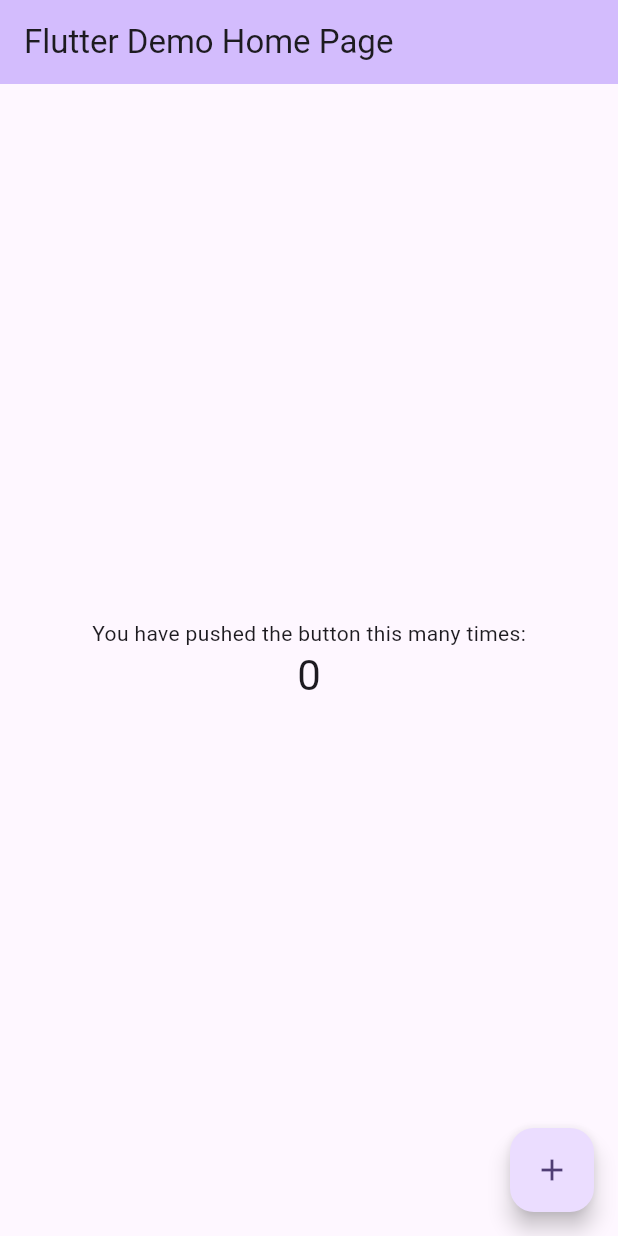
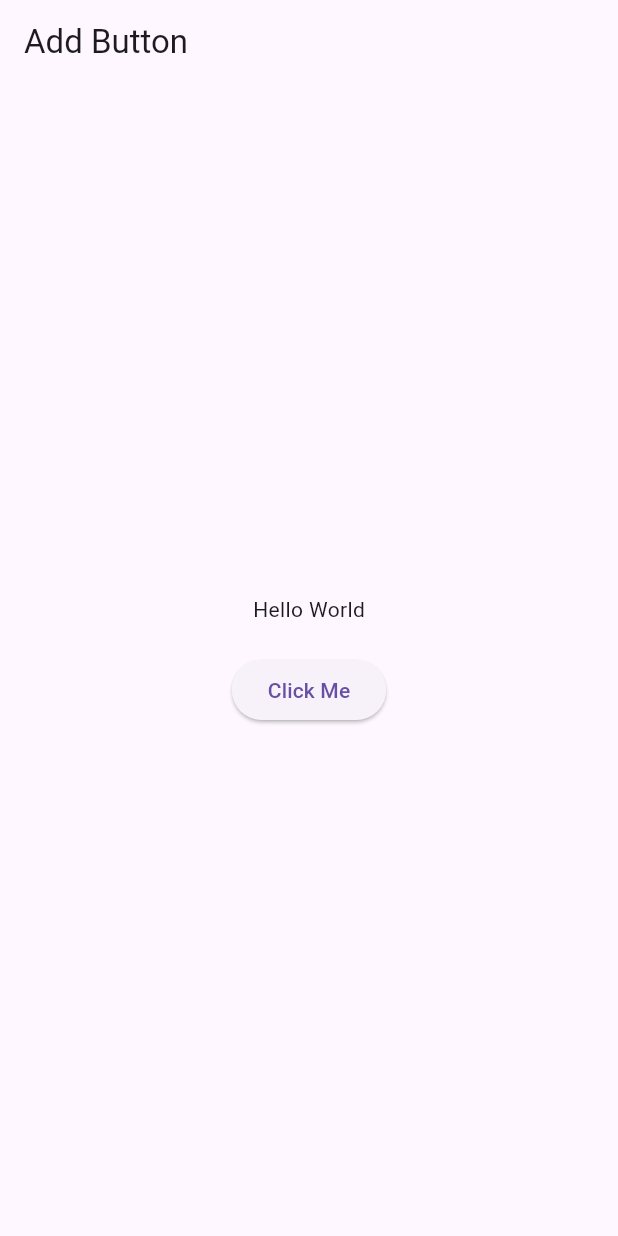
Before and after one commit to fearentaurellia/codelab, a Flutter app: the screen it shows after launch, on a phone screen of 412 x 824 dp. Run offline on Flutter 3.47's test engine with Material 3 defaults, Android fonts, the phone set to English and light mode, and no system bars.

Commit message:
add a button

```diff
--- a/lib/main.dart
+++ b/lib/main.dart
@@ -7,116 +7,48 @@ void main() {
 class MyApp extends StatelessWidget {
   const MyApp({super.key});
 
-  // This widget is the root of your application.
   @override
   Widget build(BuildContext context) {
-    return MaterialApp(
-      title: 'Flutter Demo',
-      theme: ThemeData(
-        // This is the theme of your application.
-        //
-        // TRY THIS: Try running your application with "flutter run". You'll see
-        // the application has a purple toolbar. Then, without quitting the app,
-        // try changing the seedColor in the colorScheme below to Colors.green
-        // and then invoke "hot reload" (save your changes or press the "hot
-        // reload" button in a Flutter-supported IDE, or press "r" if you used
-        // the command line to start the app).
-        //
-        // Notice that the counter didn't reset back to zero; the application
-        // state is not lost during the reload. To reset the state, use hot
-        // restart instead.
-        //
-        // This works for code too, not just values: Most code changes can be
-        // tested with just a hot reload.
-        colorScheme: .fromSeed(seedColor: Colors.deepPurple),
-      ),
-      home: const MyHomePage(title: 'Flutter Demo Home Page'),
+    return const MaterialApp(
+      home: MyHomePage(),
+      debugShowCheckedModeBanner: false,
     );
   }
 }
 
 class MyHomePage extends StatefulWidget {
-  const MyHomePage({super.key, required this.title});
-
-  // This widget is the home page of your application. It is stateful, meaning
-  // that it has a State object (defined below) that contains fields that affect
-  // how it looks.
-
-  // This class is the configuration for the state. It holds the values (in this
-  // case the title) provided by the parent (in this case the App widget) and
-  // used by the build method of the State. Fields in a Widget subclass are
-  // always marked "final".
-
-  final String title;
+  const MyHomePage({super.key});
 
   @override
   State<MyHomePage> createState() => _MyHomePageState();
 }
 
 class _MyHomePageState extends State<MyHomePage> {
-  int _counter = 0;
+  String text = "Hello World";
 
-  void _incrementCounter() {
+  void updateText() {
     setState(() {
-      // This call to setState tells the Flutter framework that something has
-      // changed in this State, which causes it to rerun the build method below
-      // so that the display can reflect the updated values. If we changed
-      // _counter without calling setState(), then the build method would not be
-      // called again, and so nothing would appear to happen.
-      _counter++;
+      text = "Button Pressed 🚀";
     });
   }
 
   @override
   Widget build(BuildContext context) {
-    // This method is rerun every time setState is called, for instance as done
-    // by the _incrementCounter method above.
-    //
-    // The Flutter framework has been optimized to make rerunning build methods
-    // fast, so that you can just rebuild anything that needs updating rather
-    // than having to individually change instances of widgets.
     return Scaffold(
-      appBar: AppBar(
-        // TRY THIS: Try changing the color here to a specific color (to
-        // Colors.amber, perhaps?) and trigger a hot reload to see the AppBar
-        // change color while the other colors stay the same.
-        backgroundColor: Theme.of(context).colorScheme.inversePrimary,
-        // Here we take the value from the MyHomePage object that was created by
-        // the App.build method, and use it to set our appbar title.
-        title: Text(widget.title),
-      ),
+      appBar: AppBar(title: const Text("Add Button")),
       body: Center(
-        // Center is a layout widget. It takes a single child and positions it
-        // in the middle of the parent.
         child: Column(
-          // Column is also a layout widget. It takes a list of children and
-          // arranges them vertically. By default, it sizes itself to fit its
-          // children horizontally, and tries to be as tall as its parent.
-          //
-          // Column has various properties to control how it sizes itself and
-          // how it positions its children. Here we use mainAxisAlignment to
-          // center the children vertically; the main axis here is the vertical
-          // axis because Columns are vertical (the cross axis would be
-          // horizontal).
-          //
-          // TRY THIS: Invoke "debug painting" (choose the "Toggle Debug Paint"
-          // action in the IDE, or press "p" in the console), to see the
-          // wireframe for each widget.
-          mainAxisAlignment: .center,
+          mainAxisAlignment: MainAxisAlignment.center,
           children: [
-            const Text('You have pushed the button this many times:'),
-            Text(
-              '$_counter',
-              style: Theme.of(context).textTheme.headlineMedium,
+            Text(text),
+            const SizedBox(height: 20),
+            ElevatedButton(
+              onPressed: updateText,
+              child: const Text("Click Me"),
             ),
           ],
         ),
       ),
-      floatingActionButton: FloatingActionButton(
-        onPressed: _incrementCounter,
-        tooltip: 'Increment',
-        child: const Icon(Icons.add),
-      ),
     );
   }
 }
```
